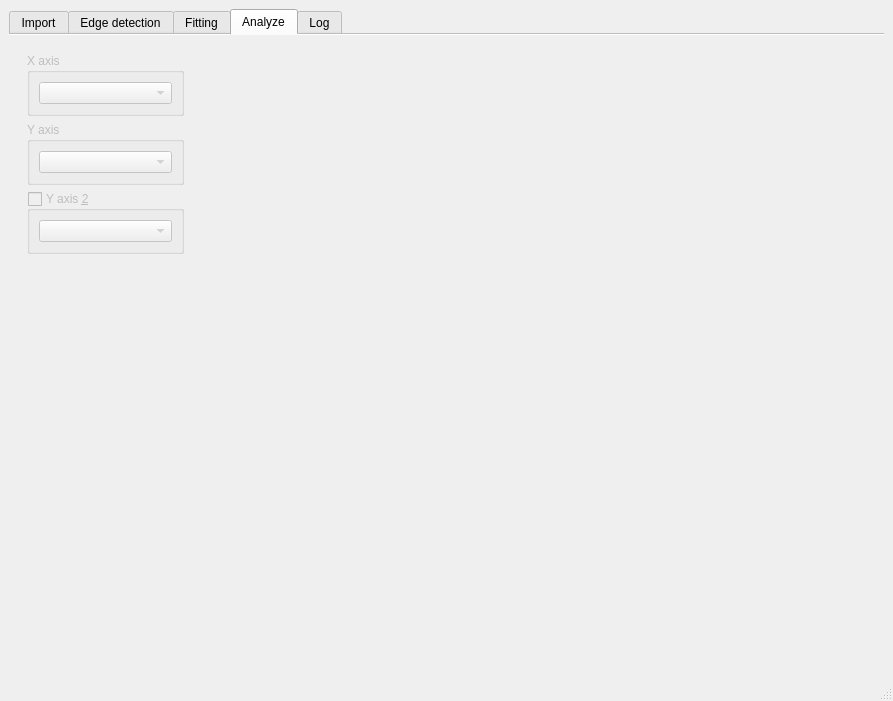
First picture: the form in pyDSAqt5/design.ui, repository galaunay/pyDSA_gui, before the edit.
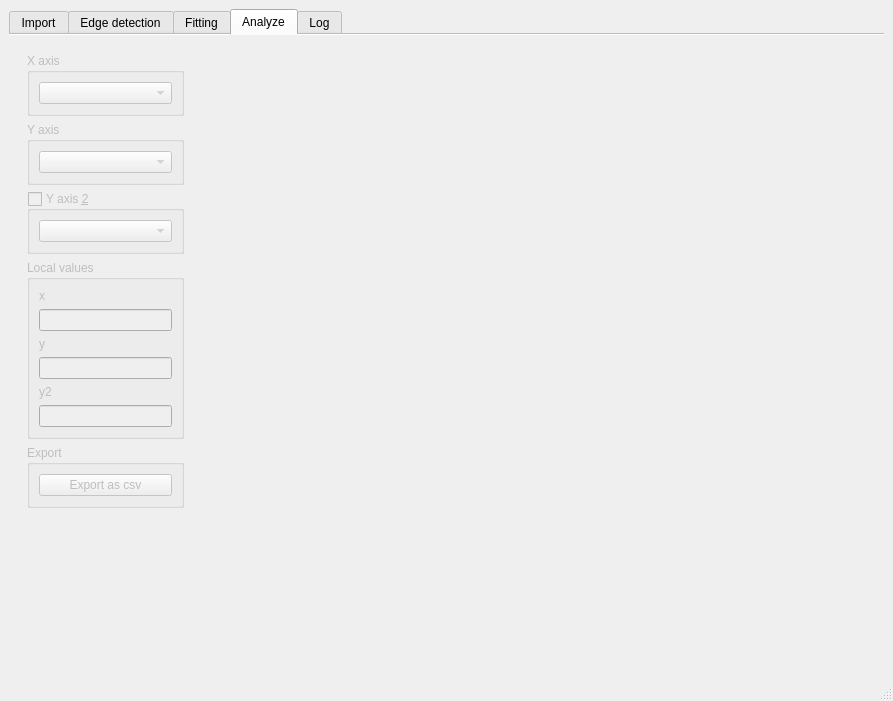
Second picture: the form after the edit. The open tabs and pages were chosen to show the change. Custom widgets are drawn as their Qt base class.

Commit message: Add indicator for vertical lines on during analyze

The edit to the form file:
```diff
--- a/pyDSAqt5/design.ui
+++ b/pyDSAqt5/design.ui
@@ -1204,6 +1204,12 @@
             <height>0</height>
            </size>
           </property>
+          <property name="maximumSize">
+           <size>
+            <width>175</width>
+            <height>16777215</height>
+           </size>
+          </property>
           <property name="frameShape">
            <enum>QFrame::NoFrame</enum>
           </property>
@@ -1290,6 +1296,97 @@
              </layout>
             </widget>
            </item>
+           <item>
+            <widget class="QGroupBox" name="tab4_local_values_box">
+             <property name="enabled">
+              <bool>false</bool>
+             </property>
+             <property name="title">
+              <string>Local values</string>
+             </property>
+             <property name="flat">
+              <bool>false</bool>
+             </property>
+             <property name="checkable">
+              <bool>false</bool>
+             </property>
+             <property name="checked">
+              <bool>false</bool>
+             </property>
+             <layout class="QVBoxLayout" name="verticalLayout_22">
+              <item>
+               <widget class="QLabel" name="tab4_local_x_label">
+                <property name="text">
+                 <string>x</string>
+                </property>
+               </widget>
+              </item>
+              <item>
+               <widget class="QLineEdit" name="tab4_local_x_value">
+                <property name="readOnly">
+                 <bool>true</bool>
+                </property>
+               </widget>
+              </item>
+              <item>
+               <widget class="QLabel" name="tab4_local_y_label">
+                <property name="text">
+                 <string>y</string>
+                </property>
+               </widget>
+              </item>
+              <item>
+               <widget class="QLineEdit" name="tab4_local_y_value">
+                <property name="readOnly">
+                 <bool>true</bool>
+                </property>
+               </widget>
+              </item>
+              <item>
+               <widget class="QLabel" name="tab4_local_y2_label">
+                <property name="text">
+                 <string>y2</string>
+                </property>
+               </widget>
+              </item>
+              <item>
+               <widget class="QLineEdit" name="tab4_local_y2_value">
+                <property name="readOnly">
+                 <bool>true</bool>
+                </property>
+               </widget>
+              </item>
+             </layout>
+            </widget>
+           </item>
+           <item>
+            <widget class="QGroupBox" name="tab4_export_box">
+             <property name="enabled">
+              <bool>false</bool>
+             </property>
+             <property name="title">
+              <string>Export</string>
+             </property>
+             <property name="flat">
+              <bool>false</bool>
+             </property>
+             <property name="checkable">
+              <bool>false</bool>
+             </property>
+             <property name="checked">
+              <bool>false</bool>
+             </property>
+             <layout class="QVBoxLayout" name="verticalLayout_27">
+              <item>
+               <widget class="QPushButton" name="tab4_export_csv_button">
+                <property name="text">
+                 <string>Export as csv</string>
+                </property>
+               </widget>
+              </item>
+             </layout>
+            </widget>
+           </item>
            <item>
             <spacer name="verticalSpacer_12">
              <property name="orientation">
```
Left out of the diff: 147 changed lines with no effect on the pictures. The commit also changes 4 other files.
